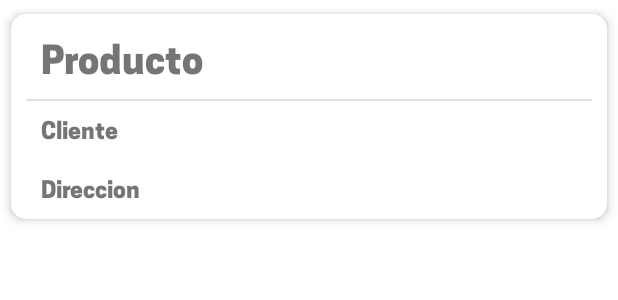
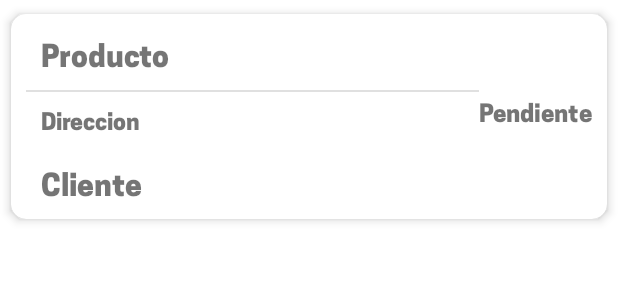
Before and after one commit to Paco0310s/Hummy-App, an Android app: the layout cardview_lista_pedidos.xml on its own in the app's theme, with its tools: preview values and no code run, on a phone screen of 412 x 824 dp. Shown: the top 300 px of the screen. Run offline under Robolectric (Android 15) with nearby library versions, the phone set to English and light mode, and no system bars.

Commit message:
Corrección de bugs

```diff
--- a/app/src/main/res/layout/cardview_lista_pedidos.xml
+++ b/app/src/main/res/layout/cardview_lista_pedidos.xml
@@ -33,7 +33,7 @@
                 android:layout_margin="10dp"
                 android:fontFamily="@font/cooperhewitt_heavy"
                 android:text="Producto"
-                android:textSize="25sp"
+                android:textSize="20sp"
                 android:textStyle="bold">
             </TextView>
             <com.google.android.material.divider.MaterialDivider
@@ -41,18 +41,6 @@
                 android:layout_height="match_parent">
 
             </com.google.android.material.divider.MaterialDivider>
-
-
-
-            <TextView
-                android:id="@+id/tvCliente"
-                android:layout_width="wrap_content"
-                android:layout_height="wrap_content"
-                android:layout_margin="10dp"
-                android:fontFamily="@font/cooperhewitt_heavy"
-                android:text="Cliente"
-                android:textSize="15sp">
-            </TextView>
 
             <TextView
                 android:id="@+id/tvDireccion"
@@ -63,7 +51,20 @@
                 android:text="Direccion"
                 android:textSize="15sp"
                 >
+
             </TextView>
+
+            <TextView
+                android:id="@+id/tvCliente"
+                android:layout_width="wrap_content"
+                android:layout_height="wrap_content"
+                android:layout_margin="10dp"
+                android:fontFamily="@font/cooperhewitt_heavy"
+                android:text="Cliente"
+                android:textSize="20sp"
+                android:textStyle="bold">
+            </TextView>
+
 
         </LinearLayout>
 
@@ -75,6 +76,7 @@
             android:layout_marginRight="10dp"
             android:layout_marginBottom="2dp"
             android:fontFamily="@font/cooperhewitt_heavy"
+            android:text="Pendiente"
             android:textSize="16sp"
             android:textStyle="bold"/>
 
```
